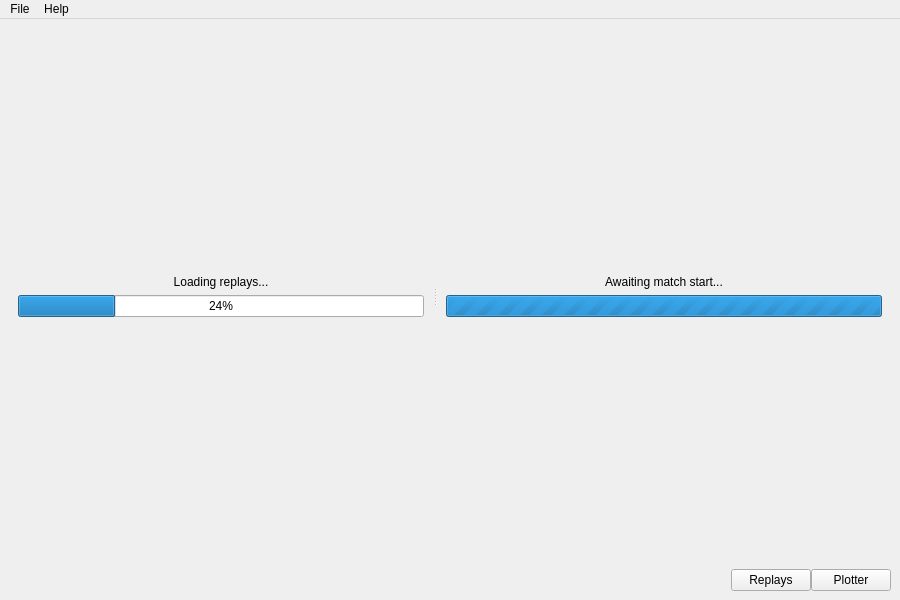
First picture: the form in src/ui/mainwindow.ui, repository Sgambe33/WT-Plotter, before the edit.
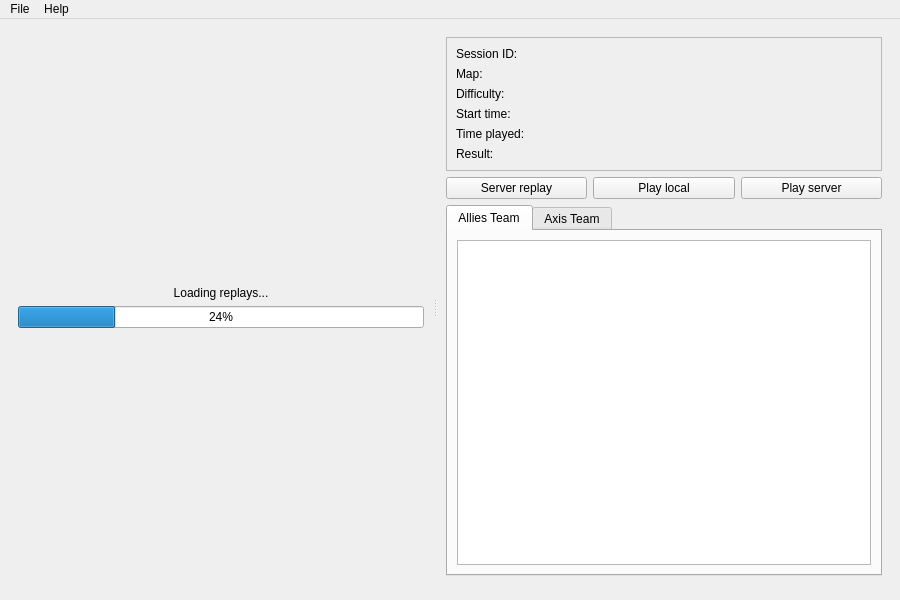
Second picture: the form after the edit. Icons and pictures are not drawn. Custom widgets are drawn as their Qt base class.

```diff
--- a/src/ui/mainwindow.ui
+++ b/src/ui/mainwindow.ui
@@ -141,16 +141,10 @@
       </widget>
       <widget class="QStackedWidget" name="stackedWidget_2">
        <property name="currentIndex">
-        <number>2</number>
+        <number>0</number>
        </property>
        <widget class="QWidget" name="page">
         <layout class="QVBoxLayout" name="verticalLayout_2">
-         <property name="topMargin">
-          <number>9</number>
-         </property>
-         <property name="bottomMargin">
-          <number>9</number>
-         </property>
          <item>
           <widget class="QFrame" name="frame">
            <property name="frameShape">
@@ -223,14 +217,38 @@
           </widget>
          </item>
          <item>
-          <widget class="QPushButton" name="openServerReplayButton">
-           <property name="text">
-            <string>Server replay</string>
-           </property>
-           <property name="icon">
-            <iconset theme="QIcon::ThemeIcon::WindowNew"/>
-           </property>
-          </widget>
+          <layout class="QHBoxLayout" name="horizontalLayout_6">
+           <item>
+            <widget class="QPushButton" name="openServerReplayButton">
+             <property name="text">
+              <string>Server replay</string>
+             </property>
+             <property name="icon">
+              <iconset theme="QIcon::ThemeIcon::WindowNew"/>
+             </property>
+            </widget>
+           </item>
+           <item>
+            <widget class="QPushButton" name="playLocalReplayButton">
+             <property name="text">
+              <string>Play local</string>
+             </property>
+             <property name="icon">
+              <iconset theme="QIcon::ThemeIcon::MediaPlaybackStart"/>
+             </property>
+            </widget>
+           </item>
+           <item>
+            <widget class="QPushButton" name="playServerReplayButton">
+             <property name="text">
+              <string>Play server</string>
+             </property>
+             <property name="icon">
+              <iconset theme="QIcon::ThemeIcon::MediaPlaybackStart"/>
+             </property>
+            </widget>
+           </item>
+          </layout>
          </item>
          <item>
           <widget class="QTabWidget" name="tabWidget">
@@ -270,63 +288,53 @@
           <number>0</number>
          </property>
          <item>
-          <widget class="SceneImageViewer" name="mappa"/>
-         </item>
-        </layout>
-       </widget>
-       <widget class="QWidget" name="page_3">
-        <layout class="QVBoxLayout" name="verticalLayout_7">
-         <item>
-          <spacer name="verticalSpacer_2">
+          <widget class="QSplitter" name="splitter_2">
            <property name="orientation">
             <enum>Qt::Orientation::Vertical</enum>
            </property>
-           <property name="sizeHint" stdset="0">
-            <size>
-             <width>20</width>
-             <height>40</height>
-            </size>
-           </property>
-          </spacer>
-         </item>
-         <item>
-          <widget class="QLabel" name="statusLabel">
-           <property name="text">
-            <string>Awaiting match start...</string>
-           </property>
-           <property name="alignment">
-            <set>Qt::AlignmentFlag::AlignCenter</set>
-           </property>
+           <widget class="SceneImageViewer" name="mappa"/>
+           <widget class="QTabWidget" name="tabWidget_2">
+            <property name="currentIndex">
+             <number>0</number>
+            </property>
+            <widget class="QWidget" name="tab_3">
+             <attribute name="title">
+              <string>Chat</string>
+             </attribute>
+             <layout class="QHBoxLayout" name="horizontalLayout_5"/>
+            </widget>
+            <widget class="QWidget" name="tab_4">
+             <attribute name="title">
+              <string>Battle log</string>
+             </attribute>
+            </widget>
+           </widget>
           </widget>
          </item>
          <item>
-          <widget class="QProgressBar" name="progressBar">
-           <property name="maximum">
-            <number>0</number>
-           </property>
-           <property name="value">
-            <number>-1</number>
-           </property>
-           <property name="alignment">
-            <set>Qt::AlignmentFlag::AlignCenter</set>
-           </property>
-           <property name="textVisible">
-            <bool>true</bool>
-           </property>
-          </widget>
-         </item>
-         <item>
-          <spacer name="verticalSpacer">
-           <property name="orientation">
-            <enum>Qt::Orientation::Vertical</enum>
-           </property>
-           <property name="sizeHint" stdset="0">
-            <size>
-             <width>20</width>
-             <height>40</height>
-            </size>
-           </property>
-          </spacer>
+          <layout class="QHBoxLayout" name="horizontalLayout_4">
+           <item>
+            <widget class="QToolButton" name="toolButton">
+             <property name="text">
+              <string>...</string>
+             </property>
+            </widget>
+           </item>
+           <item>
+            <widget class="QSlider" name="horizontalSlider">
+             <property name="orientation">
+              <enum>Qt::Orientation::Horizontal</enum>
+             </property>
+            </widget>
+           </item>
+           <item>
+            <widget class="QLabel" name="label_2">
+             <property name="text">
+              <string>0:00/0:00</string>
+             </property>
+            </widget>
+           </item>
+          </layout>
          </item>
         </layout>
        </widget>
@@ -341,7 +349,7 @@
         <verstretch>0</verstretch>
        </sizepolicy>
       </property>
-      <layout class="QHBoxLayout" name="horizontalLayout_3" stretch="0,0,0">
+      <layout class="QHBoxLayout" name="horizontalLayout_3">
        <property name="spacing">
         <number>0</number>
        </property>
@@ -360,47 +368,6 @@
        <property name="bottomMargin">
         <number>0</number>
        </property>
-       <item>
-        <spacer name="horizontalSpacer_2">
-         <property name="orientation">
-          <enum>Qt::Orientation::Horizontal</enum>
-         </property>
-         <property name="sizeType">
-          <enum>QSizePolicy::Policy::Expanding</enum>
-         </property>
-         <property name="sizeHint" stdset="0">
-          <size>
-           <width>40</width>
-           <height>20</height>
-          </size>
-         </property>
-        </spacer>
-       </item>
-       <item>
-        <widget class="QPushButton" name="replayButton">
-         <property name="text">
-          <string>Replays</string>
-         </property>
-        </widget>
-       </item>
-       <item>
-        <widget class="QPushButton" name="plotterButton">
-         <property name="font">
-          <font>
-           <kerning>true</kerning>
-          </font>
-         </property>
-         <property name="text">
-          <string>Plotter</string>
-         </property>
-         <property name="default">
-          <bool>false</bool>
-         </property>
-         <property name="flat">
-          <bool>false</bool>
-         </property>
-        </widget>
-       </item>
       </layout>
      </widget>
     </item>
```
Left out of the diff: 8 changed lines with no effect on the pictures.
